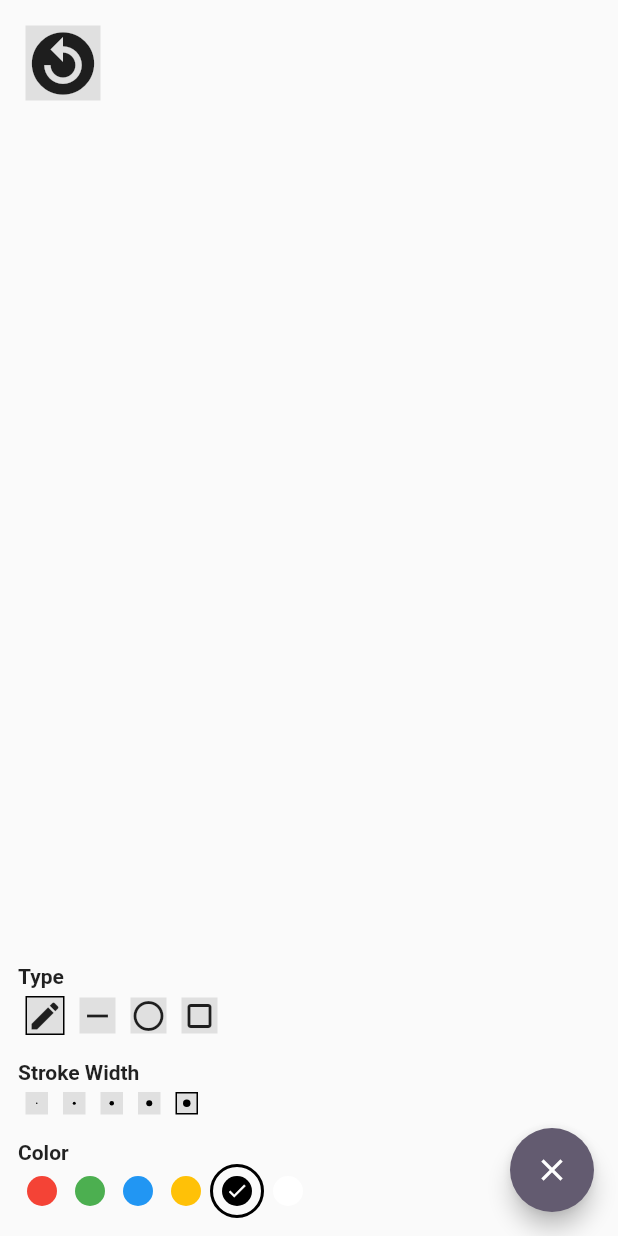
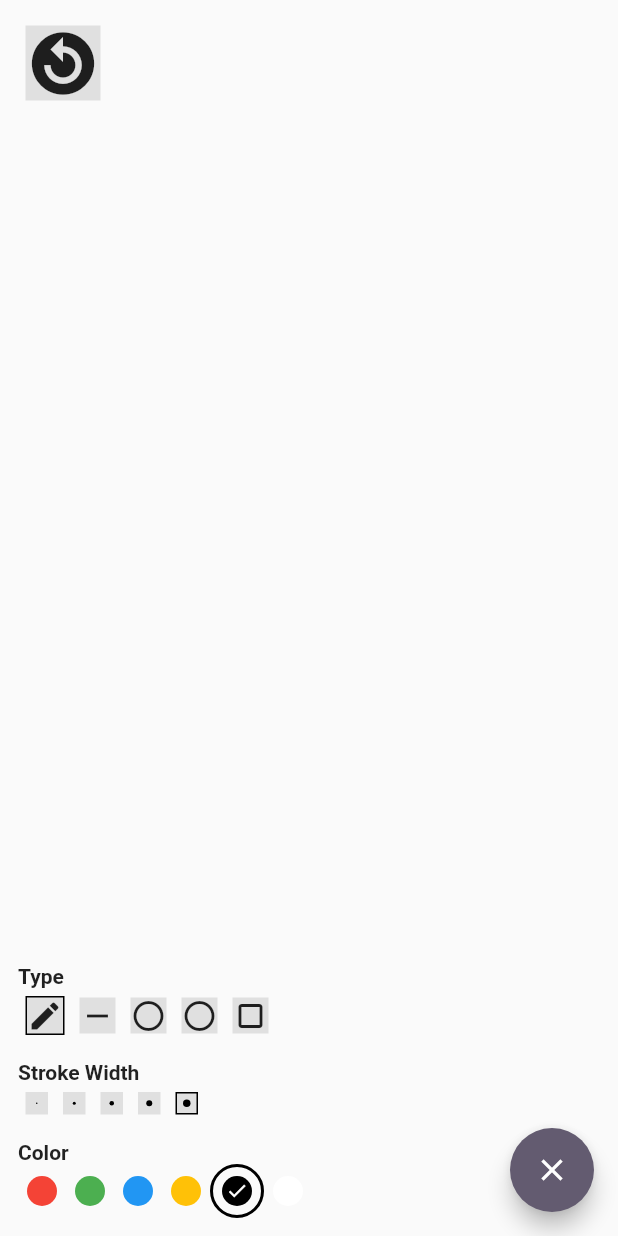
Before and after one commit to danielAsaboro/feynman-board, a Flutter app: the screen it shows after launch, on a phone screen of 412 x 824 dp. Run offline on Flutter 3.47's test engine with Material 3 defaults, Android fonts, the phone set to English and light mode, and no system bars; our stand-ins replace flutter_riverpod.

Commit message:
add oval

```diff
--- a/lib/features/draw/domain/entities/shapes/draw_object.dart
+++ b/lib/features/draw/domain/entities/shapes/draw_object.dart
@@ -33,6 +33,13 @@ class RectangleObject extends DrawObject {
       : super(strokeWidth, color);
 }
 
+class OvalObject extends DrawObject {
+  final Rect rect;
+
+  OvalObject(this.rect, double strokeWidth, Color color)
+      : super(strokeWidth, color);
+}
+
 class LineObject extends DrawObject {
   final Offset startPoint;
   final Offset endPoint;
--- a/lib/features/draw/domain/entities/shapes/drawing_painter.dart
+++ b/lib/features/draw/domain/entities/shapes/drawing_painter.dart
@@ -30,6 +30,10 @@ class DrawingPainter extends CustomPainter with Brush {
           canvas.drawRect(
               object.rect, getOutlinedPaint(object.color, object.strokeWidth));
           break;
+        case OvalObject():
+          canvas.drawOval(
+              object.rect, getOutlinedPaint(object.color, object.strokeWidth));
+          break;
         case LineObject():
           canvas.drawLine(object.startPoint, object.endPoint,
               getPaint(object.color, object.strokeWidth));
--- a/lib/features/draw/presentation/screens/board.dart
+++ b/lib/features/draw/presentation/screens/board.dart
@@ -13,6 +13,7 @@ enum StrokeType {
   pen(Icons.edit),
   line(Icons.remove),
   circle(Icons.circle_outlined),
+  oval(Icons.circle_outlined),
   rectangle(Icons.crop_square);
 
   final IconData icon;
@@ -29,6 +30,7 @@ class BoardWidget extends ConsumerStatefulWidget {
 
 class _BoardWidgetState extends ConsumerState<BoardWidget> {
   Rect? currentRectangle;
+  Rect? currentOvalRectangle;
   Offset? startingPoint;
   LineObject? currentLine;
   CircleObject? currentCircle;
@@ -47,6 +49,12 @@ class _BoardWidgetState extends ConsumerState<BoardWidget> {
         if (currentRectangle != null)
           RectangleObject(
             currentRectangle!,
+            ref.read(boardContentProvider).strokeWidth,
+            ref.read(boardContentProvider).brushColor,
+          ),
+        if (currentOvalRectangle != null)
+          OvalObject(
+            currentOvalRectangle!,
             ref.read(boardContentProvider).strokeWidth,
             ref.read(boardContentProvider).brushColor,
           ),
@@ -79,6 +87,10 @@ class _BoardWidgetState extends ConsumerState<BoardWidget> {
                         break;
                       case StrokeType.rectangle:
                         currentRectangle = Rect.fromPoints(
+                            startingPoint!, details.globalPosition);
+                        break;
+                      case StrokeType.oval:
+                        currentOvalRectangle = Rect.fromPoints(
                             startingPoint!, details.globalPosition);
                         break;
                       case StrokeType.line:
@@ -129,6 +141,16 @@ class _BoardWidgetState extends ConsumerState<BoardWidget> {
                           boardContent.brushColor,
                         ));
                         currentRectangle = null;
+                      });
+                      break;
+                    case StrokeType.oval:
+                      setState(() {
+                        savedDrawObjects.add(OvalObject(
+                          currentOvalRectangle!,
+                          boardContent.strokeWidth,
+                          boardContent.brushColor,
+                        ));
+                        currentOvalRectangle = null;
                       });
                       break;
                     case StrokeType.line:
```
